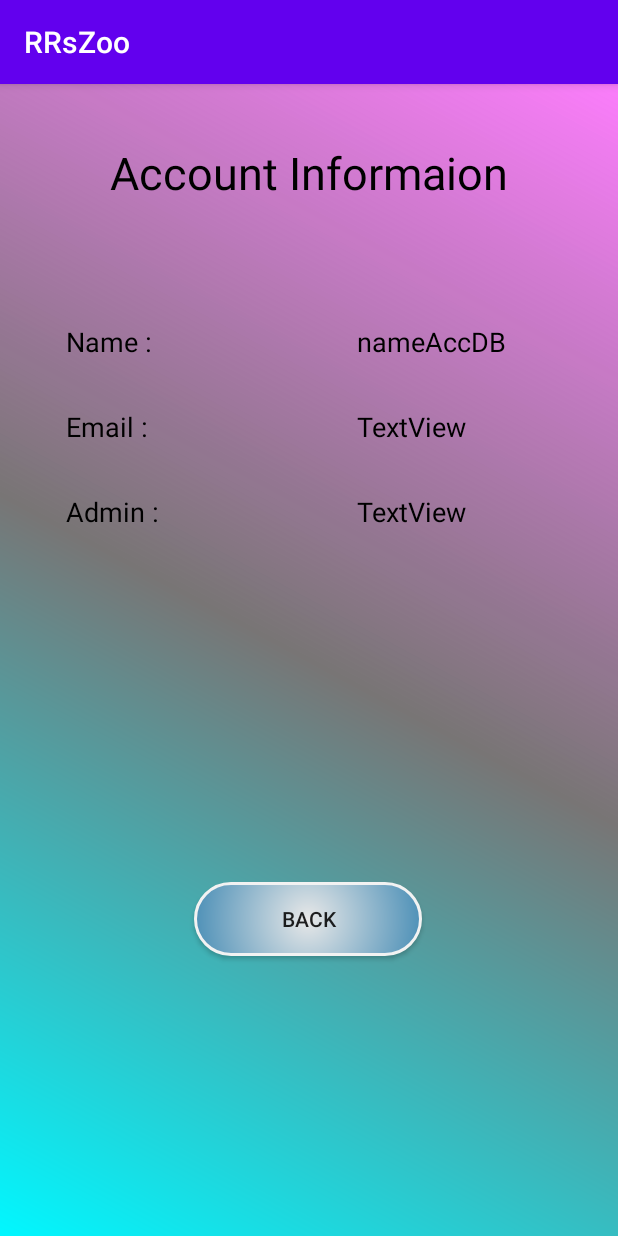
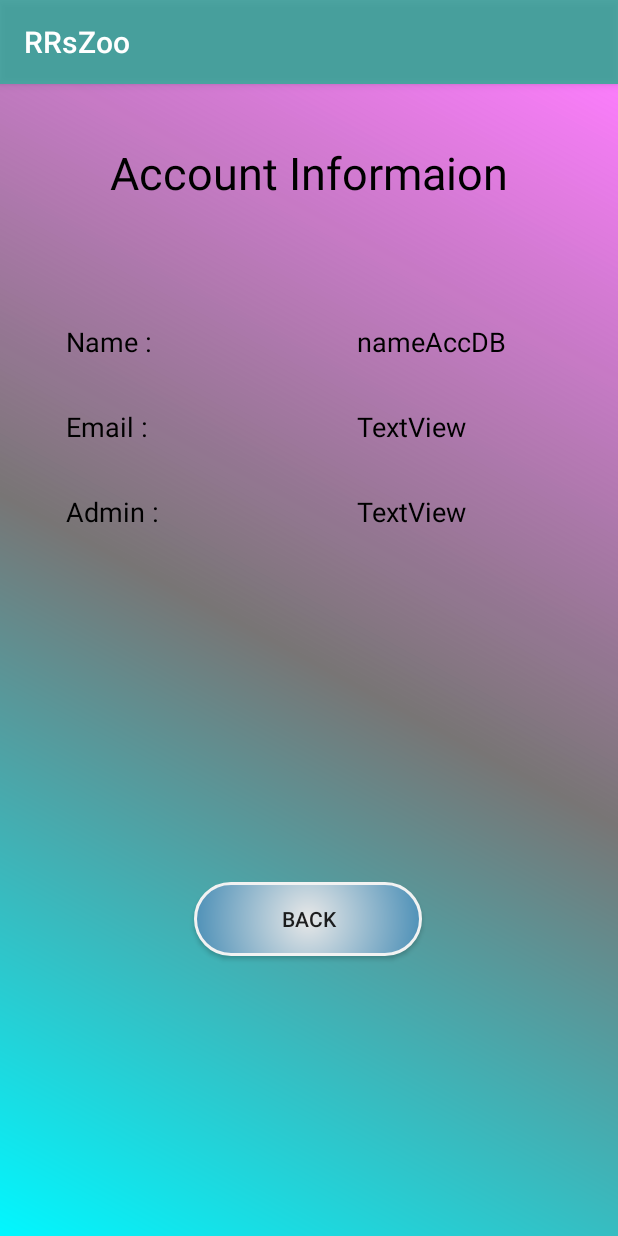
Before and after one commit to roisusi/Android1-HIT-Project, an Android app: the AccountInfo screen opened directly, with no data from a screen before it, on a phone screen of 412 x 824 dp. Run offline under Robolectric (Android 15) with nearby library versions, the phone set to English and light mode, and no system bars; libraries missing offline, so code that uses them is left out: com.facebook.

Commit message:
Action bar Color change

```diff
--- a/RRsZoo/app/src/main/java/com/example/rrszoo/Fragments/FragmentLogin.java
+++ b/RRsZoo/app/src/main/java/com/example/rrszoo/Fragments/FragmentLogin.java
@@ -139,6 +139,9 @@ public class FragmentLogin extends Fragment {
         setLoginDetails(null, null);
     }
 
+    public boolean rememberLogin(){
+        return true;
+    }
 
 
 }
--- a/RRsZoo/app/src/main/res/values/themes.xml
+++ b/RRsZoo/app/src/main/res/values/themes.xml
@@ -1,8 +1,9 @@
 <resources xmlns:tools="http://schemas.android.com/tools">
     <!-- Base application theme. -->
     <style name="Theme.RRsZoo" parent="Theme.AppCompat.Light.DarkActionBar">
+
         <!-- Primary brand color. -->
-        <item name="colorPrimary">@color/purple_500</item>
+        <item name="colorPrimary">#D0299591</item>
         <item name="colorPrimaryVariant">@color/purple_700</item>
         <item name="colorOnPrimary">@color/white</item>
         <!-- Secondary brand color. -->
```
Also changed, not shown: RRsZoo/app/src/main/java/com/example/rrszoo/Java/MainActivity.java (+15 -1 lines).
